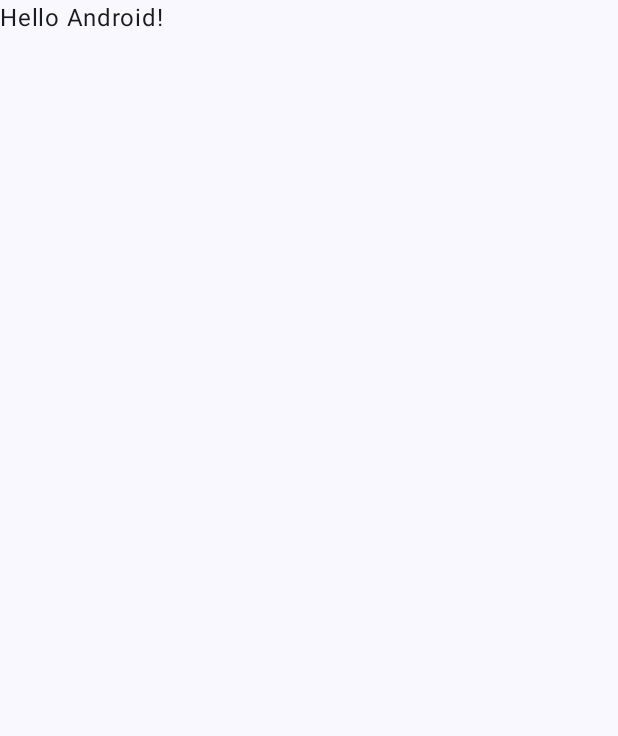
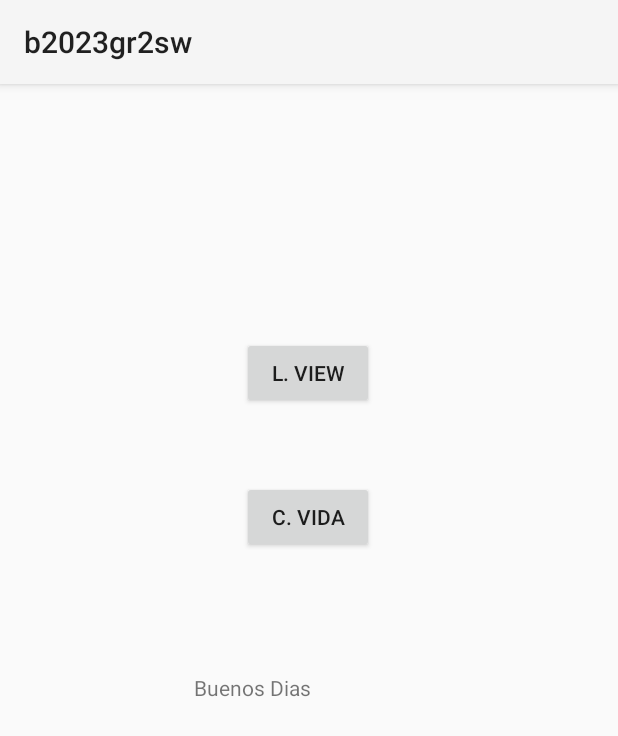
Before and after one commit to EPN-2023B-Moviles-GR2SW/mov-gr2sw-montalvo-paz-emily-gabriela, an Android app built with Jetpack Compose: the screen it shows after launch (MainActivity), on a phone screen of 412 x 824 dp. Before the commit the part shown is almost empty. Shown: the top 736 px of the screen. Run offline under Robolectric (Android 15) with nearby library versions, the phone set to English and light mode, and no system bars.

Commit message:
Add activity list

```diff
--- a/02-Android/app/build.gradle.kts
+++ b/02-Android/app/build.gradle.kts
@@ -58,11 +58,16 @@ dependencies {
     implementation("androidx.compose.ui:ui-graphics")
     implementation("androidx.compose.ui:ui-tooling-preview")
     implementation("androidx.compose.material3:material3")
+    implementation(platform("androidx.compose:compose-bom:2023.03.00"))
+    implementation("androidx.appcompat:appcompat:1.6.1")
+    implementation("androidx.constraintlayout:constraintlayout:2.1.4")
+    implementation("com.google.android.material:material:1.8.0")
     testImplementation("junit:junit:4.13.2")
     androidTestImplementation("androidx.test.ext:junit:1.1.5")
     androidTestImplementation("androidx.test.espresso:espresso-core:3.5.1")
     androidTestImplementation(platform("androidx.compose:compose-bom:2023.03.00"))
     androidTestImplementation("androidx.compose.ui:ui-test-junit4")
+    androidTestImplementation(platform("androidx.compose:compose-bom:2023.03.00"))
     debugImplementation("androidx.compose.ui:ui-tooling")
     debugImplementation("androidx.compose.ui:ui-test-manifest")
 }
--- a/02-Android/app/src/main/java/com/example/b2023gr2sw/MainActivity.kt
+++ b/02-Android/app/src/main/java/com/example/b2023gr2sw/MainActivity.kt
@@ -1,43 +1,29 @@
 package com.example.b2023gr2sw
 
+import android.content.Intent
 import android.os.Bundle
-import androidx.activity.ComponentActivity
-import androidx.activity.compose.setContent
-import androidx.compose.foundation.layout.fillMaxSize
-import androidx.compose.material3.MaterialTheme
-import androidx.compose.material3.Surface
-import androidx.compose.material3.Text
-import androidx.compose.runtime.Composable
-import androidx.compose.ui.Modifier
-import androidx.compose.ui.tooling.preview.Preview
-import com.example.b2023gr2sw.ui.theme.B2023gr2swTheme
+import android.widget.Button
+import androidx.appcompat.app.AppCompatActivity
 
-class MainActivity : ComponentActivity() {
+class MainActivity : AppCompatActivity() {
     override fun onCreate(savedInstanceState: Bundle?) {
         super.onCreate(savedInstanceState)
-        setContent {
-            B2023gr2swTheme {
-                // A surface container using the 'background' color from the theme
-                Surface(modifier = Modifier.fillMaxSize(), color = MaterialTheme.colorScheme.background) {
-                    Greeting("Android")
-                }
-            }
+        setContentView(R.layout.activity_main)
+
+        val botonCicloVida = findViewById<Button>(R.id.btn_ciclo_vida)
+        botonCicloVida.setOnClickListener{
+            irActividad(ACicloVida::class.java)
+        }
+
+        val botonListView = findViewById<Button>(R.id.btn_ir_list_view)
+        botonListView.setOnClickListener{
+            irActividad(BListView::class.java)
         }
     }
-}
-
-@Composable
-fun Greeting(name: String, modifier: Modifier = Modifier) {
-    Text(
-            text = "Hello $name!",
-            modifier = modifier
-    )
-}
-
-@Preview(showBackground = true)
-@Composable
-fun GreetingPreview() {
-    B2023gr2swTheme {
-        Greeting("Android")
+    fun irActividad(
+        clase:Class<*>
+    ){
+        val intent = Intent(this, clase)
+        startActivity(intent)
     }
 }
--- a/02-Android/app/src/main/res/layout/activity_aciclo_vida.xml
+++ b/02-Android/app/src/main/res/layout/activity_aciclo_vida.xml
@@ -2,6 +2,7 @@
 <androidx.constraintlayout.widget.ConstraintLayout xmlns:android="http://schemas.android.com/apk/res/android"
     xmlns:app="http://schemas.android.com/apk/res-auto"
     xmlns:tools="http://schemas.android.com/tools"
+    android:id="@+id/cl_ciclo_vida"
     android:layout_width="match_parent"
     android:layout_height="match_parent"
     tools:context=".ACicloVida">
--- a/02-Android/app/src/main/res/layout/activity_main.xml
+++ b/02-Android/app/src/main/res/layout/activity_main.xml
@@ -1,6 +1,40 @@
 <?xml version="1.0" encoding="utf-8"?>
-<ConstraintLayout xmlns:android="http://schemas.android.com/apk/res/android"
-             android:layout_width="match_parent"
-             android:layout_height="match_parent">
+<androidx.constraintlayout.widget.ConstraintLayout xmlns:android="http://schemas.android.com/apk/res/android"
+    xmlns:app="http://schemas.android.com/apk/res-auto"
+    xmlns:tools="http://schemas.android.com/tools"
+    android:layout_width="match_parent"
+    android:layout_height="match_parent">
 
-</ConstraintLayout>
+    <TextView
+        android:id="@+id/textView"
+        android:layout_width="152dp"
+        android:layout_height="34dp"
+        android:text="@string/saludo"
+        app:layout_constraintBottom_toBottomOf="parent"
+        app:layout_constraintEnd_toEndOf="parent"
+        app:layout_constraintHorizontal_bias="0.498"
+        app:layout_constraintStart_toStartOf="parent"
+        app:layout_constraintTop_toTopOf="parent"
+        app:layout_constraintVertical_bias="0.535" />
+
+    <Button
+        android:id="@+id/btn_ciclo_vida"
+        android:layout_width="wrap_content"
+        android:layout_height="wrap_content"
+        android:layout_marginBottom="80dp"
+        android:text="C. vida"
+        app:layout_constraintBottom_toTopOf="@+id/textView"
+        app:layout_constraintEnd_toEndOf="@+id/textView"
+        app:layout_constraintStart_toStartOf="@+id/textView" />
+
+    <Button
+        android:id="@+id/btn_ir_list_view"
+        android:layout_width="wrap_content"
+        android:layout_height="wrap_content"
+        android:layout_marginBottom="48dp"
+        android:text="L. view"
+        app:layout_constraintBottom_toTopOf="@+id/btn_ciclo_vida"
+        app:layout_constraintEnd_toEndOf="@+id/btn_ciclo_vida"
+        app:layout_constraintHorizontal_bias="0.0"
+        app:layout_constraintStart_toStartOf="@+id/btn_ciclo_vida" />
+</androidx.constraintlayout.widget.ConstraintLayout>
--- a/02-Android/app/src/main/res/values-land/strings.xml
+++ b/02-Android/app/src/main/res/values-land/strings.xml
@@ -1,3 +1,4 @@
 <?xml version="1.0" encoding="utf-8"?>
 <resources>
+    <string name="saludo">Buenos Nocheas</string>
 </resources>
--- a/02-Android/app/src/main/res/values/strings.xml
+++ b/02-Android/app/src/main/res/values/strings.xml
@@ -1,3 +1,5 @@
 <resources>
     <string name="app_name">b2023gr2sw</string>
+    <string name="title_activity_aresources">AResources</string>
+    <string name="saludo">Buenos Dias</string>
 </resources>
```
Also changed, not shown: 02-Android/app/src/main/AndroidManifest.xml (+8 -3 lines), 02-Android/app/src/main/java/com/example/b2023gr2sw/ACicloVida.kt (+72 -0 lines), 02-Android/app/src/main/java/com/example/b2023gr2sw/BBaseDatosMemoria.kt (+11 -0 lines), 02-Android/app/src/main/java/com/example/b2023gr2sw/BEntrenador.kt (+6 -1 lines), 02-Android/app/src/main/java/com/example/b2023gr2sw/BListView.kt (+62 -0 lines), 02-Android/app/src/main/res/layout/activity_blist_view.xml (+19 -0 lines), 02-Android/app/src/main/res/menu/menu.xml (+8 -1 lines).
